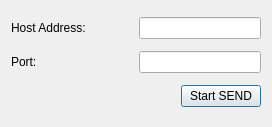
This is GPS_resender/outudp.ui in DamianPodrazaCode/GPS_resender as Qt 5 draws it before an edit. The edited form follows.
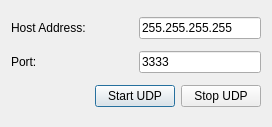
This is the edited form.

What changed in the file:
```diff
--- a/GPS_resender/outudp.ui
+++ b/GPS_resender/outudp.ui
@@ -37,6 +37,9 @@
          <height>0</height>
         </size>
        </property>
+       <property name="text">
+        <string>255.255.255.255</string>
+       </property>
       </widget>
      </item>
     </layout>
@@ -64,6 +67,9 @@
          <height>0</height>
         </size>
        </property>
+       <property name="text">
+        <string>3333</string>
+       </property>
       </widget>
      </item>
     </layout>
@@ -86,7 +92,20 @@
      <item>
       <widget class="QPushButton" name="pushButton">
        <property name="text">
-        <string>Start SEND</string>
+        <string>Start UDP</string>
+       </property>
+       <property name="checkable">
+        <bool>false</bool>
+       </property>
+       <property name="checked">
+        <bool>false</bool>
+       </property>
+      </widget>
+     </item>
+     <item>
+      <widget class="QPushButton" name="pb_stopUDP">
+       <property name="text">
+        <string>Stop UDP</string>
        </property>
       </widget>
      </item>
```
Left out of the diff: 6 changed lines with no effect on the pictures.
